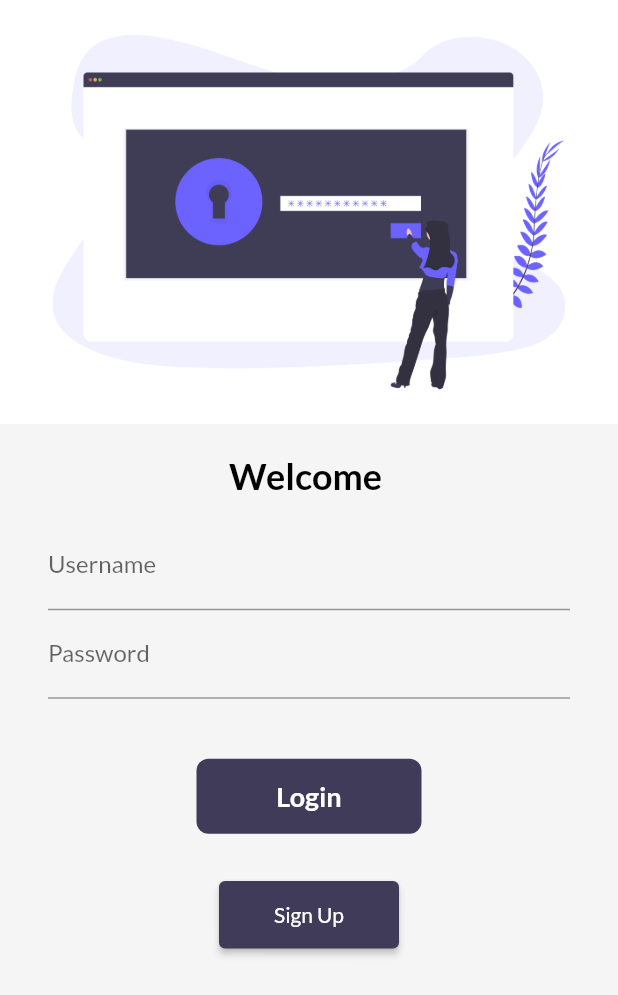
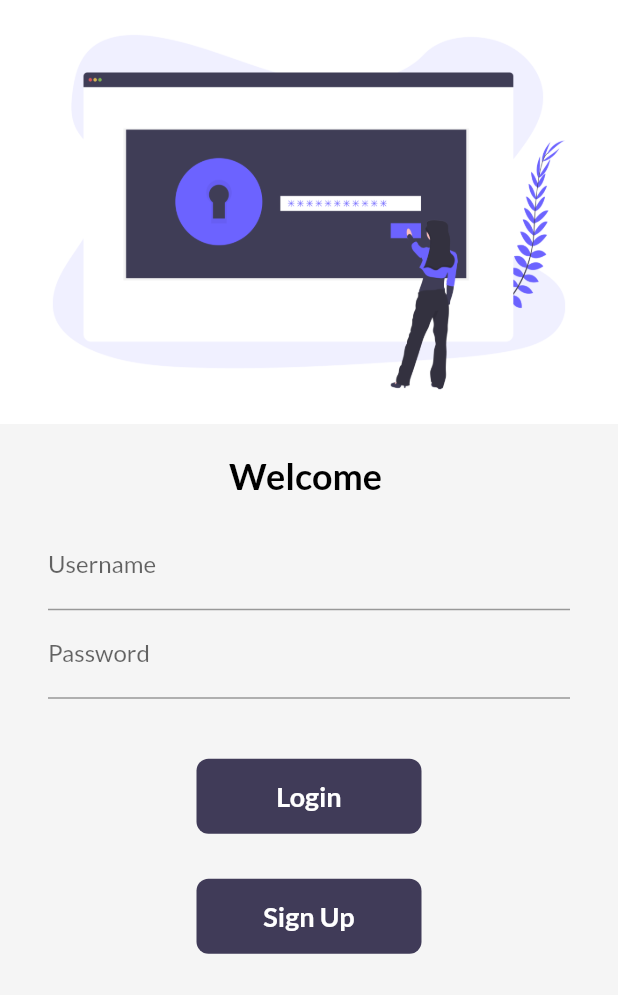
Before and after one commit to sumitk9887/BuySmart, a Flutter app: the LoginPage screen opened by its route, on a phone screen of 412 x 824 dp. Shown: the top 995 px of the screen. Run offline on Flutter 3.47's test engine with Material 2 defaults, Android fonts, the phone set to English and light mode, and no system bars; drawn by our look-alikes of velocity_x; our stand-ins replace google_fonts, url_strategy; network calls fail.

Commit message:
imporved sign up

```diff
--- a/lib/pages/login_page.dart
+++ b/lib/pages/login_page.dart
@@ -101,14 +101,35 @@ class _LoginPageState extends State<LoginPage> {
                   SizedBox(
                     height: 30,
                   ),
-                  ElevatedButton(
-                      style: TextButton.styleFrom(
-                          minimumSize: Size(120, 45),
-                          backgroundColor: context.theme.buttonColor),
-                      onPressed: () {
-                        Navigator.pushNamed(context, MyRoutes.signupRoute);
-                      },
-                      child: Text("Sign Up"))
+                  Material(
+                    color: context.theme.buttonColor,
+                    borderRadius: BorderRadius.circular(8),
+                    child: InkWell(
+                      onTap: () =>
+                          Navigator.pushNamed(context, MyRoutes.signupRoute),
+                      child: AnimatedContainer(
+                        duration: Duration(seconds: 1),
+                        alignment: Alignment.center,
+                        width: 150,
+                        height: 50,
+                        child: Text(
+                          "Sign Up",
+                          style: TextStyle(
+                              color: Colors.white,
+                              fontSize: 18,
+                              fontWeight: FontWeight.bold),
+                        ),
+                      ),
+                    ),
+                  ),
+                  // ElevatedButton(
+                  //     style: TextButton.styleFrom(
+                  //         minimumSize: Size(120, 45),
+                  //         backgroundColor: context.theme.buttonColor),
+                  //     onPressed: () {
+                  //       Navigator.pushNamed(context, MyRoutes.signupRoute);
+                  //     },
+                  //     child: Text("Sign Up"))
                 ]),
               )
             ],
```
